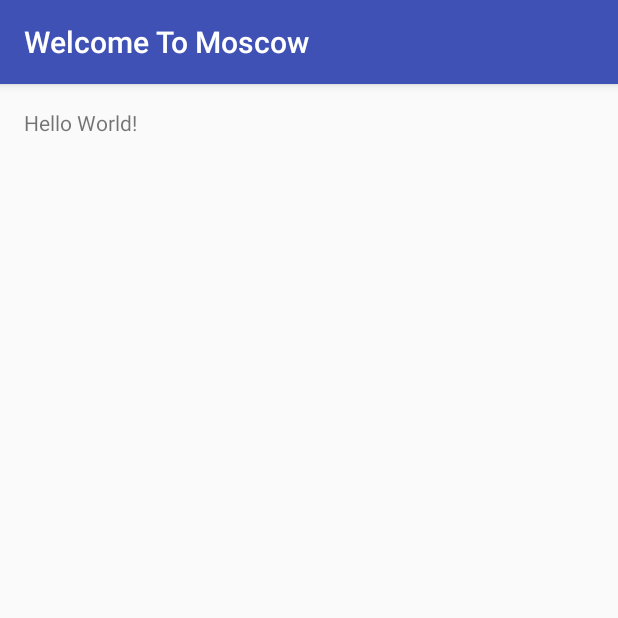
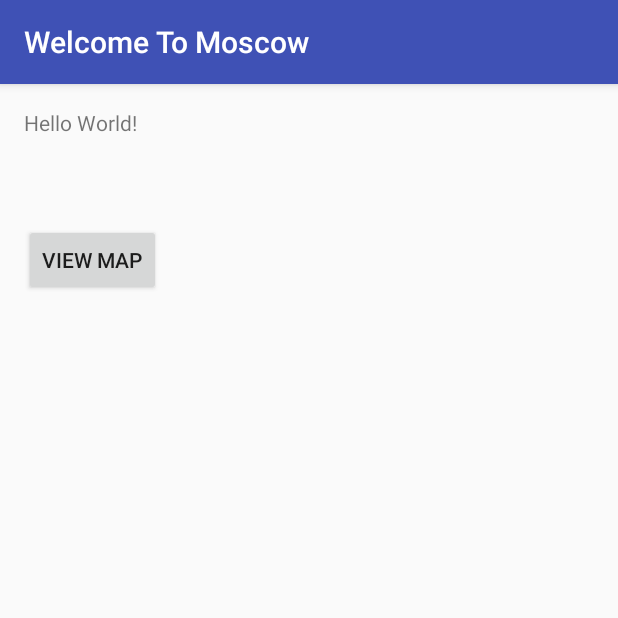
Before and after one commit to qweryty/WelcomeToMoscow, an Android app: the screen it shows after launch (MainActivity), on a phone screen of 412 x 824 dp, the top half of it. Run offline under Robolectric (Android 15) with nearby library versions, the phone set to English and light mode, and no system bars.

Commit message:
Added hello world maps functionallity.

```diff
--- a/Src/app/build.gradle
+++ b/Src/app/build.gradle
@@ -20,10 +20,11 @@ android {
 }
 
 dependencies {
-    compile fileTree(dir: 'libs', include: ['*.jar'])
+    compile fileTree(include: ['*.jar'], dir: 'libs')
     androidTestCompile('com.android.support.test.espresso:espresso-core:2.2.2', {
         exclude group: 'com.android.support', module: 'support-annotations'
     })
     compile 'com.android.support:appcompat-v7:24.2.1'
+    compile 'com.google.android.gms:play-services:9.6.1'
     testCompile 'junit:junit:4.12'
 }
--- a/Src/app/src/main/res/layout/activity_main.xml
+++ b/Src/app/src/main/res/layout/activity_main.xml
@@ -13,5 +13,17 @@
     <TextView
         android:layout_width="wrap_content"
         android:layout_height="wrap_content"
-        android:text="Hello World!" />
+        android:text="Hello World!"
+        android:id="@+id/text_my_view" />
+
+    <Button
+        android:text="@string/view_map"
+        android:layout_width="wrap_content"
+        android:layout_height="wrap_content"
+        android:layout_marginTop="58dp"
+        android:id="@+id/button_maps"
+        android:layout_below="@+id/text_my_view"
+        android:layout_alignParentLeft="true"
+        android:layout_alignParentStart="true"
+        android:onClick="ButtonClickViewMap" />
 </RelativeLayout>
--- a/Src/app/src/main/res/values/strings.xml
+++ b/Src/app/src/main/res/values/strings.xml
@@ -1,3 +1,5 @@
 <resources>
     <string name="app_name">Welcome To Moscow</string>
+    <string name="title_activity_maps">Map</string>
+    <string name="view_map">View map</string>
 </resources>
```
Also changed, not shown: Src/app/src/debug/res/values/google_maps_api.xml (added, +21 -0 lines), Src/app/src/main/AndroidManifest.xml (+33 -0 lines), Src/app/src/main/java/newteam2/welcometomoscow/MainActivity.java (+7 -0 lines), Src/app/src/main/java/newteam2/welcometomoscow/MapsActivity.java (added, +53 -0 lines), Src/app/src/main/res/layout/activity_maps.xml (added, +8 -0 lines), 1 other file.
